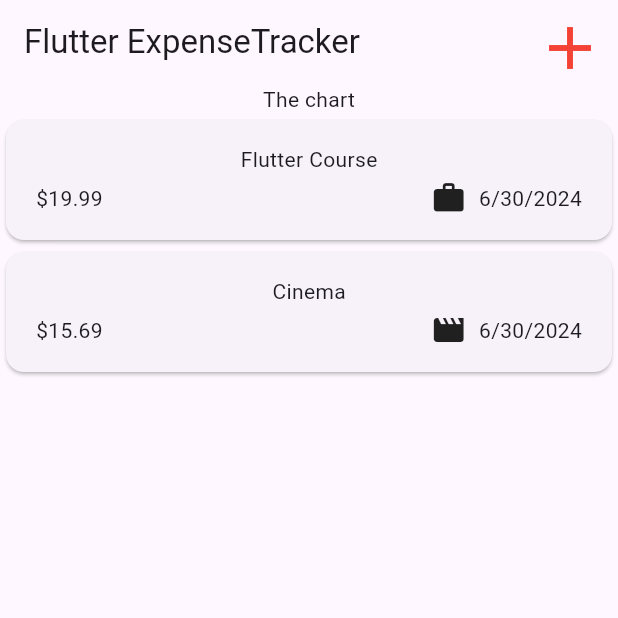
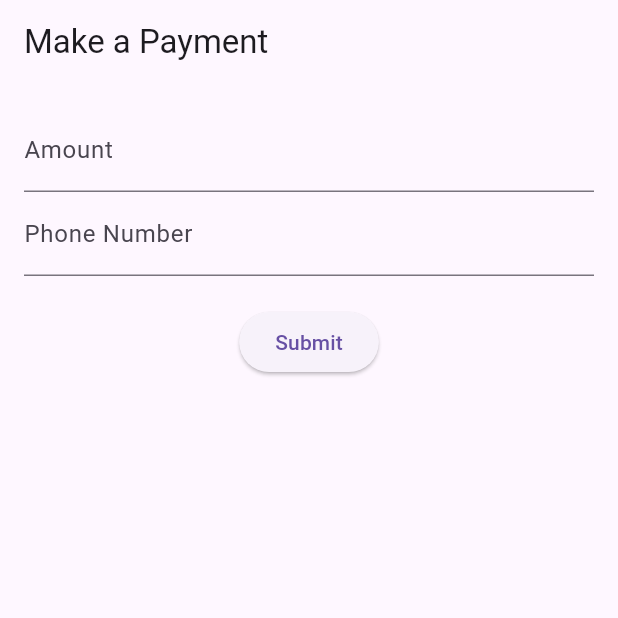
Before and after one commit to Ivar-7/flutter_app1, a Flutter app: the screen it shows after launch, on a phone screen of 412 x 824 dp, the top half of it. Run offline on Flutter 3.47's test engine with Material 3 defaults, Android fonts, the phone set to English and light mode, and no system bars.

Commit message:
django mtnmo payment

```diff
--- a/lib/main.dart
+++ b/lib/main.dart
@@ -1,12 +1,120 @@
 import 'package:flutter/material.dart';
-
-import 'package:flutter_app1/widgets/expenses.dart';
+import 'package:http/http.dart' as http;
+import 'dart:convert';
 
 void main() {
-  runApp(
-    MaterialApp(
-      theme: ThemeData(useMaterial3: true),
-      home: const Expenses(),
-    ),
-  );
+  runApp(const MyApp());
 }
+
+class MyApp extends StatelessWidget {
+  const MyApp({super.key});
+
+  @override
+  Widget build(BuildContext context) {
+    return MaterialApp(
+      title: 'Payment App',
+      theme: ThemeData(
+        primarySwatch: Colors.blue,
+      ),
+      home: const PaymentPage(),
+    );
+  }
+}
+
+class PaymentPage extends StatefulWidget {
+  const PaymentPage({super.key});
+
+  @override
+  // ignore: library_private_types_in_public_api
+  _PaymentPageState createState() => _PaymentPageState();
+}
+
+class _PaymentPageState extends State<PaymentPage> {
+  final _formKey = GlobalKey<FormState>();
+  final TextEditingController _amountController = TextEditingController();
+  final TextEditingController _phoneNumberController = TextEditingController();
+
+  Future<void> _makePayment() async {
+    final amount = _amountController.text;
+    final phoneNumber = _phoneNumberController.text;
+
+    final url = Uri.parse('http://your-django-backend-url/collection');
+    final response = await http.post(
+      url,
+      headers: <String, String>{
+        'Content-Type': 'application/json; charset=UTF-8',
+      },
+      body: jsonEncode(<String, String>{
+        'amount': amount,
+        'phone_number': phoneNumber,
+      }),
+    );
+
+    if (response.statusCode == 200) {
+      final responseData = jsonDecode(response.body);
+      if (responseData['status'] == 'success') {
+        ScaffoldMessenger.of(context).showSnackBar(
+          const SnackBar(content: Text('Payment successful!')),
+        );
+      } else {
+        ScaffoldMessenger.of(context).showSnackBar(
+          SnackBar(content: Text('Payment failed: ${responseData['message']}')),
+        );
+      }
+    } else {
+      ScaffoldMessenger.of(context).showSnackBar(
+        SnackBar(content: Text('Error: ${response.reasonPhrase}')),
+      );
+    }
+  }
+
+  @override
+  Widget build(BuildContext context) {
+    return Scaffold(
+      appBar: AppBar(
+        title: const Text('Make a Payment'),
+      ),
+      body: Padding(
+        padding: const EdgeInsets.all(16.0),
+        child: Form(
+          key: _formKey,
+          child: Column(
+            children: <Widget>[
+              TextFormField(
+                controller: _amountController,
+                decoration: const InputDecoration(labelText: 'Amount'),
+                keyboardType: TextInputType.number,
+                validator: (value) {
+                  if (value == null || value.isEmpty) {
+                    return 'Please enter an amount';
+                  }
+                  return null;
+                },
+              ),
+              TextFormField(
+                controller: _phoneNumberController,
+                decoration: const InputDecoration(labelText: 'Phone Number'),
+                keyboardType: TextInputType.phone,
+                validator: (value) {
+                  if (value == null || value.isEmpty) {
+                    return 'Please enter a phone number';
+                  }
+                  return null;
+                },
+              ),
+              const SizedBox(height: 20),
+              ElevatedButton(
+                onPressed: () {
+                  if (_formKey.currentState!.validate()) {
+                    _makePayment();
+                  }
+                },
+                child: const Text('Submit'),
+              ),
+            ],
+          ),
+        ),
+      ),
+    );
+  }
+}
--- a/lib/models/expense.dart
+++ /dev/null
@@ -1,35 +0,0 @@
-import 'package:flutter/material.dart';
-import 'package:uuid/uuid.dart';
-import 'package:intl/intl.dart';
-
-final formatter = DateFormat.yMd();
-
-const uuid = Uuid();
-
-enum Category { food, travel, leisure, work }
-
-const categoryIcons = {
-  Category.food: Icons.lunch_dining,
-  Category.travel: Icons.flight_takeoff,
-  Category.leisure: Icons.movie,
-  Category.work: Icons.work,
-};
-
-class Expense {
-  Expense({
-    required this.title,
-    required this.amount,
-    required this.date,
-    required this.category,
-  }) : id = uuid.v4();
-
-  final String id;
-  final String title;
-  final double amount;
-  final DateTime date;
-  final Category category;
-
-  String get formattedDate {
-    return formatter.format(date);
-  }
-}
--- a/lib/widgets/expenses.dart
+++ /dev/null
@@ -1,77 +0,0 @@
-import 'package:flutter_app1/widgets/new_expense.dart';
-import 'package:flutter/material.dart';
-
-import 'package:flutter_app1/widgets/expenses_list/expenses_list.dart';
-import 'package:flutter_app1/models/expense.dart';
-
-class Expenses extends StatefulWidget {
-  const Expenses({super.key});
-
-  @override
-  State<Expenses> createState() {
-    return _ExpensesState();
-  }
-}
-
-class _ExpensesState extends State<Expenses> {
-  final List<Expense> _registeredExpenses = [
-    Expense(
-      title: 'Flutter Course',
-      amount: 19.99,
-      date: DateTime.now(),
-      category: Category.work,
-    ),
-    Expense(
-      title: 'Cinema',
-      amount: 15.69,
-      date: DateTime.now(),
-      category: Category.leisure,
-    ),
-  ];
-
-  void _openAddExpenseOverlay() {
-    showModalBottomSheet(
-      isScrollControlled: true,
-      context: context,
-      builder: (ctx) => NewExpense(onAddExpense: _addExpense),
-    );
-  }
-
-  void _addExpense(Expense expense) {
-    setState(() {
-      _registeredExpenses.add(expense);
-    });
-  }
-
-  void _removeExpense(Expense expense) {
-    setState(() {
-      _registeredExpenses.remove(expense);
-    });
-  }
-
-  @override
-  Widget build(BuildContext context) {
-    return Scaffold(
-      appBar: AppBar(
-        title: const Text('Flutter ExpenseTracker'),
-        actions: [
-          IconButton(
-            onPressed: _openAddExpenseOverlay,
-            icon: const Icon(Icons.add, color: Colors.red, size: 48.0),
-          ),
-        ],
-      ),
-      body: Column(
-        children: [
-          const Text('The chart'),
-          Expanded(
-            child: ExpensesList(
-              expenses: _registeredExpenses,
-              onRemoveExpense: _removeExpense,
-            ),
-          ),
-        ],
-      ),
-    );
-  }
-}
--- a/lib/widgets/expenses_list/expense_item.dart
+++ /dev/null
@@ -1,40 +0,0 @@
-import 'package:flutter/material.dart';
-
-import 'package:flutter_app1/models/expense.dart';
-
-class ExpenseItem extends StatelessWidget {
-  const ExpenseItem(this.expense, {super.key});
-
-  final Expense expense;
-
-  @override
-  Widget build(BuildContext context) {
-    return Card(
-      child: Padding(
-        padding: const EdgeInsets.symmetric(
-          horizontal: 20,
-          vertical: 16,
-        ),
-        child: Column(
-          children: [
-            Text(expense.title),
-            const SizedBox(height: 4),
-            Row(
-              children: [
-                Text('\$${expense.amount.toStringAsFixed(2)}'),
-                const Spacer(),
-                Row(
-                  children: [
-                    Icon(categoryIcons[expense.category]),
-                    const SizedBox(width: 8),
-                    Text(expense.formattedDate),
-                  ],
-                ),
-              ],
-            ),
-          ],
-        ),
-      ),
-    );
-  }
-}
--- a/lib/widgets/expenses_list/expenses_list.dart
+++ /dev/null
@@ -1,31 +0,0 @@
-import 'package:flutter/material.dart';
-
-import 'package:flutter_app1/widgets/expenses_list/expense_item.dart';
-import 'package:flutter_app1/models/expense.dart';
-
-class ExpensesList extends StatelessWidget {
-  const ExpensesList({
-    super.key,
-    required this.expenses,
-    required this.onRemoveExpense,
-  });
-
-  final List<Expense> expenses;
-  final void Function(Expense expense) onRemoveExpense;
-
-  @override
-  Widget build(BuildContext context) {
-    return ListView.builder(
-      itemCount: expenses.length,
-      itemBuilder: (ctx, index) => Dismissible(
-        key: ValueKey(expenses[index]),
-        onDismissed: (direction) {
-          onRemoveExpense(expenses[index]);
-        },
-        child: ExpenseItem(
-          expenses[index],
-        ),
-      ),
-    );
-  }
-}
--- a/pubspec.yaml
+++ b/pubspec.yaml
@@ -38,6 +38,7 @@ dependencies:
   google_fonts: ^6.2.1
   uuid: ^4.4.0
   intl: ^0.19.0
+  http: ^1.2.1
 
 dev_dependencies:
   flutter_test:
```
Also changed, not shown: lib/widgets/new_expense.dart (deleted, +0 -168 lines), pubspec.lock.
